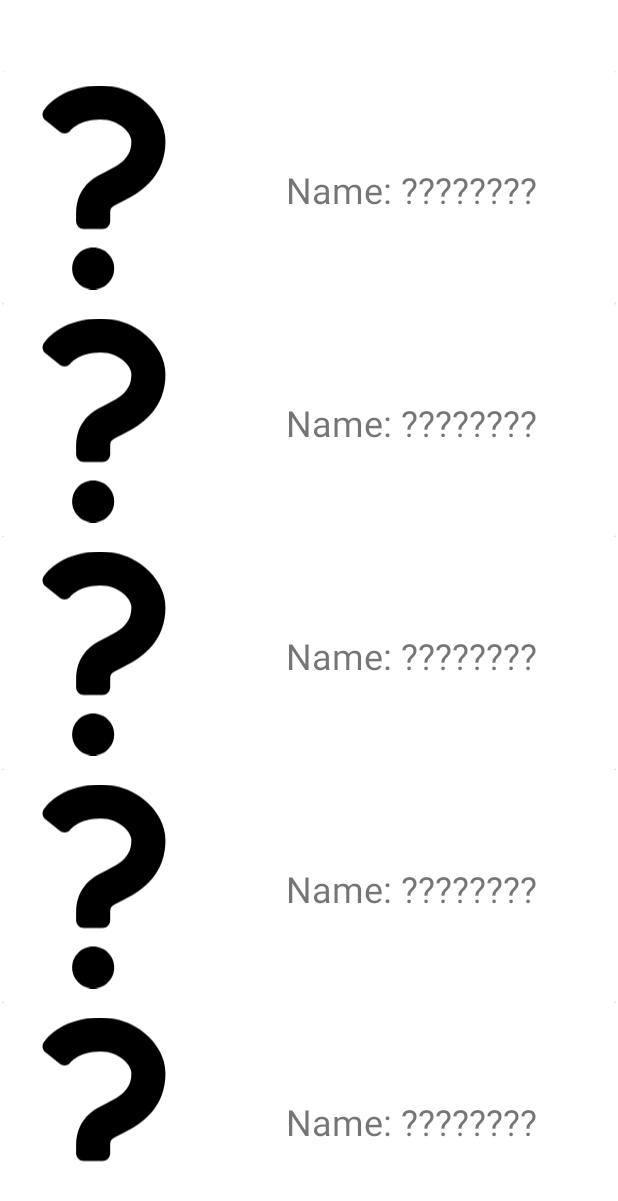
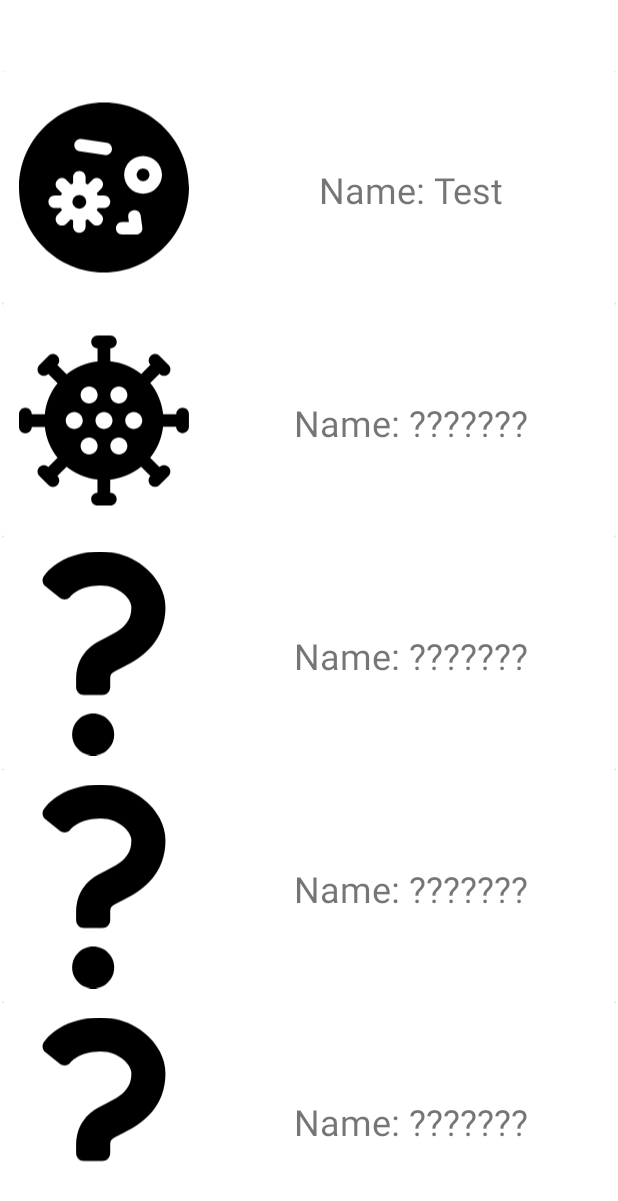
Before and after one commit to dancannotcode/ClickerGame, an Android app: the fragment collectionFragment shown on its own in the app's theme, on a phone screen of 412 x 824 dp. Shown: the top 1201 px of the screen. Run offline under Robolectric (Android 15) with nearby library versions, the phone set to English and light mode, and no system bars.

Commit message:
You can now change the image but not the color

```diff
--- a/app/src/main/java/com/example/testing/ui/collectionTab/collectionFragment.java
+++ b/app/src/main/java/com/example/testing/ui/collectionTab/collectionFragment.java
@@ -1,9 +1,11 @@
 package com.example.testing.ui.collectionTab;
 
+import android.media.Image;
 import android.os.Bundle;
 import android.view.LayoutInflater;
 import android.view.View;
 import android.view.ViewGroup;
+import android.widget.ImageView;
 
 import androidx.annotation.NonNull;
 import androidx.annotation.Nullable;
@@ -14,6 +16,7 @@ import androidx.recyclerview.widget.RecyclerView;
 
 import com.example.testing.R;
 import com.example.testing.databinding.FragmentCollectionBinding;
+import com.example.testing.ui.customizationTab.CustomizationFragment;
 import com.example.testing.virusModel;
 import com.example.testing.virus_RecyclerViewAdapter;
 
@@ -24,6 +27,7 @@ public class collectionFragment extends Fragment{
 
     ArrayList<virusModel> virusModel = new ArrayList<>();
 
+    String[] virusName = {"Name: ???????","Name: ???????","Name: ???????","Name: ???????","Name: ???????","Name: ???????","Name: ???????"};
     int[] virusPicture = {R.drawable.question_mark,R.drawable.question_mark,R.drawable.question_mark,R.drawable.question_mark,R.drawable.question_mark,R.drawable.question_mark,R.drawable.question_mark};
     private FragmentCollectionBinding binding;
 
@@ -31,13 +35,15 @@ public class collectionFragment extends Fragment{
     public View onCreateView(@NonNull LayoutInflater inflater, ViewGroup container, Bundle savedInstanceState) {
 
         binding = FragmentCollectionBinding.inflate(inflater, container, false);
-
         return binding.getRoot();
 
     }
 
     @Override
     public void onViewCreated(@NonNull View view, @Nullable Bundle savedInstanceState){
+        virusPicture[1] = R.drawable.cell_enemy;
+        virusPicture[0] = R.drawable.bacteria_enemy;
+        virusName[0] = "Name: Test";
         RecyclerView recyclerView = view.findViewById(R.id.virusRecyclerView);
         setVirusModel();
         virus_RecyclerViewAdapter adapter = new virus_RecyclerViewAdapter(getContext(),virusModel);
@@ -63,7 +69,7 @@ public class collectionFragment extends Fragment{
     }
 
     private void setVirusModel(){
-        String[] virusName = getResources().getStringArray(R.array.virus_names);
+        //String[] virusName = getResources().getStringArray(R.array.virus_names);
         String[] virusType = getResources().getStringArray(R.array.virus_type);
         String[] virusColor = getResources().getStringArray(R.array.virus_color);
 
--- a/app/src/main/java/com/example/testing/ui/customizationTab/CustomizationFragment.java
+++ b/app/src/main/java/com/example/testing/ui/customizationTab/CustomizationFragment.java
@@ -114,6 +114,7 @@ public class CustomizationFragment extends Fragment{
             @Override
             public void onClick(View v) {
                 NavHostFragment.findNavController(CustomizationFragment.this).navigate(R.id.action_navigation_notifications_to_navigation_customizationcheck);
+
             }
         });
     }
--- a/app/src/main/java/com/example/testing/virus_RecyclerViewAdapter.java
+++ b/app/src/main/java/com/example/testing/virus_RecyclerViewAdapter.java
@@ -53,7 +53,6 @@ public class virus_RecyclerViewAdapter extends RecyclerView.Adapter<virus_Recycl
             super(itemView);
             imageView = itemView.findViewById(R.id.virusImageCollection);
             virusName = itemView.findViewById(R.id.virusNameCollection);
-
         }
     }
 }
--- a/app/src/main/res/values/strings.xml
+++ b/app/src/main/res/values/strings.xml
@@ -15,15 +15,6 @@
     <string name="continue_game">Continue Game</string>
     <string name="viral_clicker">Viral\nClicker</string>
     <string name="unknown_virus">Name: ??????????</string>
-    <string-array name="virus_names">
-        <item>Name: ????????</item>
-        <item>Name: ????????</item>
-        <item>Name: ????????</item>
-        <item>Name: ????????</item>
-        <item>Name: ????????</item>
-        <item>Name: ????????</item>
-        <item>Name: ????????</item>
-    </string-array>
     <string-array name="virus_color">
         <item>color.black</item>
         <item>color.black</item>
```
